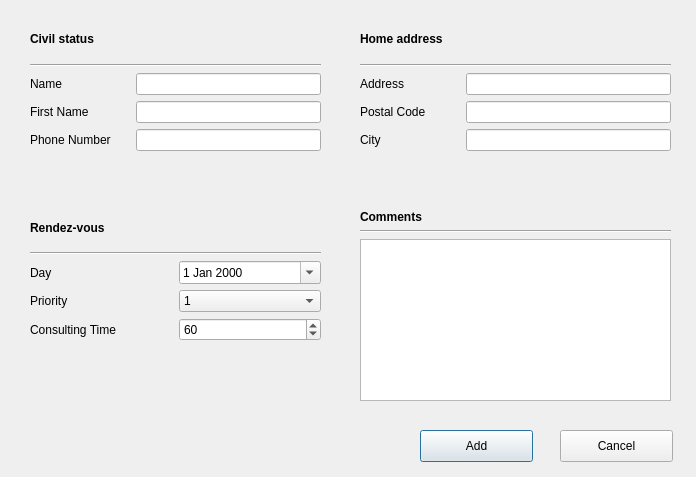
This is addingclient.ui in GouVsky/Projet_C- as Qt 5 draws it before an edit. The edited form follows.
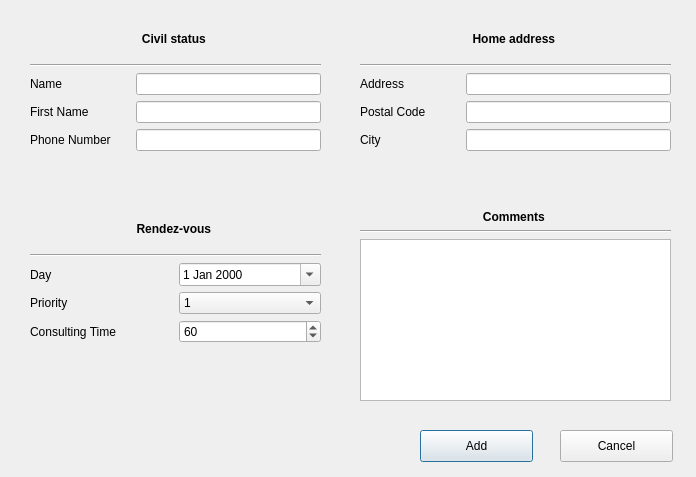
This is the edited form.

Commit message: Adding of same graphic style for all windows.

```diff
--- a/addingclient.ui
+++ b/addingclient.ui
@@ -72,6 +72,9 @@
       <property name="textFormat">
        <enum>Qt::AutoText</enum>
       </property>
+      <property name="alignment">
+       <set>Qt::AlignCenter</set>
+      </property>
      </widget>
     </item>
     <item row="1" column="0" colspan="2">
@@ -136,6 +139,9 @@
       <property name="text">
        <string>&lt;b&gt; Home address &lt;/b&gt;</string>
       </property>
+      <property name="alignment">
+       <set>Qt::AlignCenter</set>
+      </property>
      </widget>
     </item>
     <item row="1" column="0" colspan="2">
@@ -153,7 +159,7 @@
      <x>30</x>
      <y>210</y>
      <width>291</width>
-     <height>131</height>
+     <height>133</height>
     </rect>
    </property>
    <layout class="QGridLayout" name="layoutRendezVous">
@@ -239,6 +245,9 @@
       <property name="text">
        <string>&lt;b&gt; Rendez-vous &lt;/b&gt;</string>
       </property>
+      <property name="alignment">
+       <set>Qt::AlignCenter</set>
+      </property>
      </widget>
     </item>
    </layout>
@@ -258,6 +267,9 @@
       <property name="text">
        <string>&lt;b&gt; Comments &lt;/b&gt;</string>
       </property>
+      <property name="alignment">
+       <set>Qt::AlignCenter</set>
+      </property>
      </widget>
     </item>
     <item row="1" column="0">
```
The commit also changes 3 other files.
